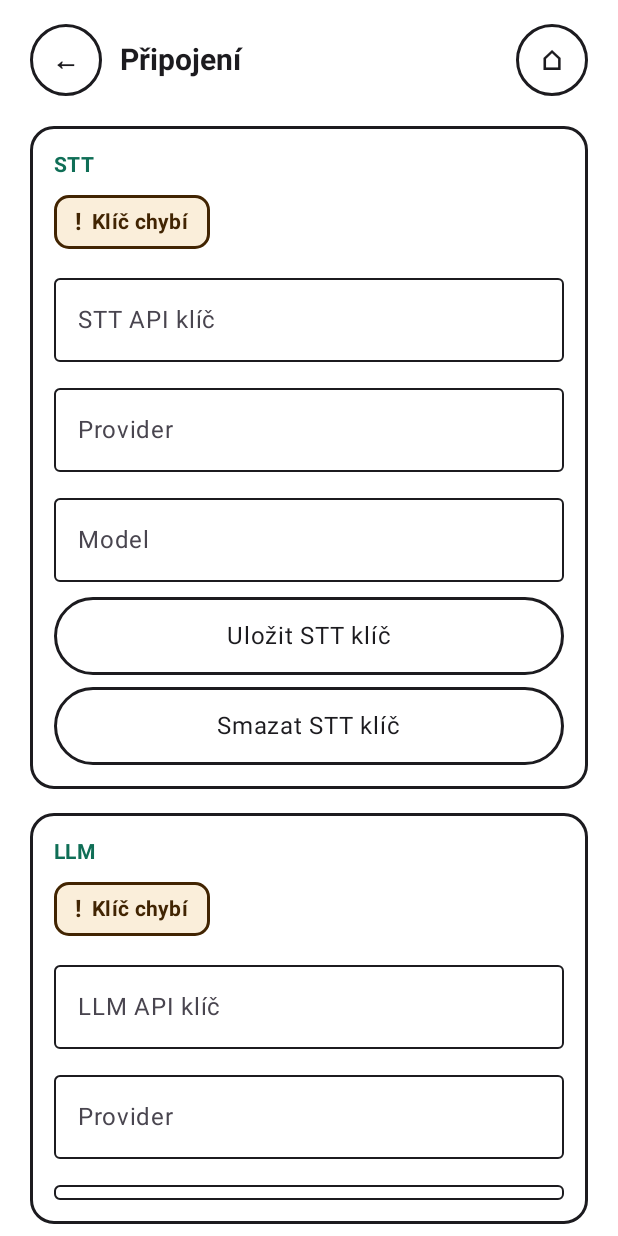
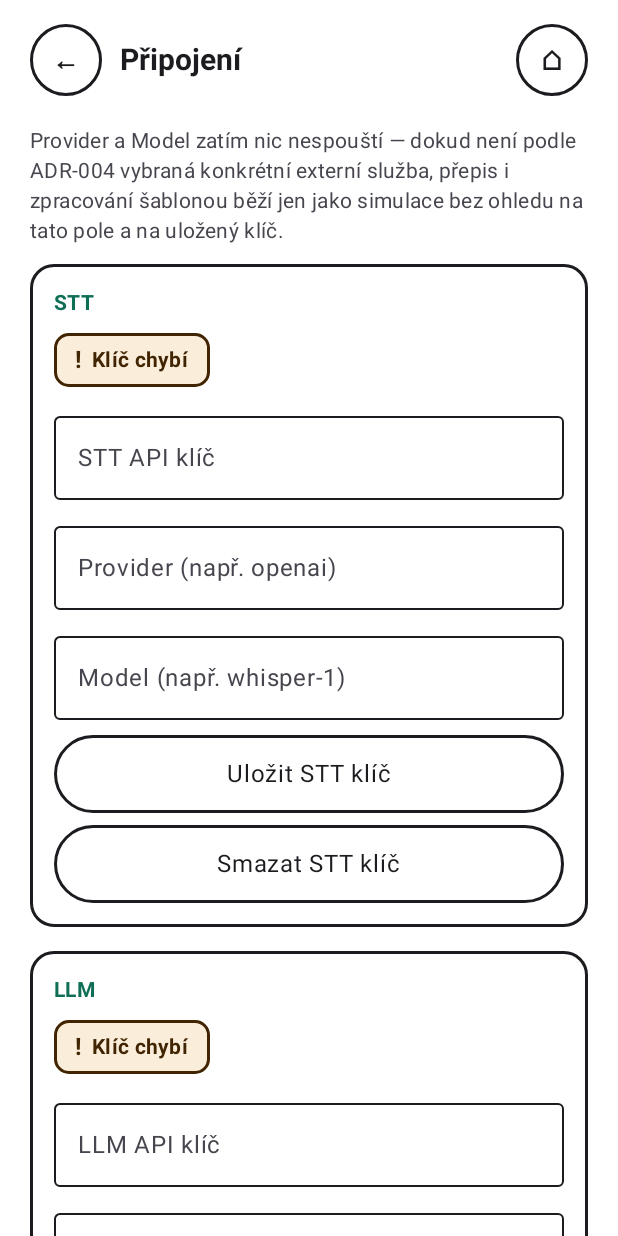
Before and after one commit to vranoch/Diktafon, an Android app built with Jetpack Compose: the ApiConfigScreen screen opened through its navigation route, on a phone screen of 412 x 824 dp. Run offline under Robolectric (Android 15) with nearby library versions, the phone set to English and light mode, and no system bars; our stand-ins replace Dagger/Hilt's generated code, Room's generated code; 3 statements that could not run were skipped.

Commit message:
fix: address ruční testování APK - navigace, přesun nahrávky, appkona
Nálezy z ručního testu sestaveného debug APK na reálném chování:

- po ukonceni nahravani se jde do slozky s nahravkou, ne na Home
  (DiktafonNavGraph)
- nahravku lze nove presunout do slozky (ikona ⇄ u nahravky ve
  FolderBrowserScreen) - repozitar moveToFolder uz existoval, chybela
  jen UI; FolderBrowserViewModel.confirmMoveHere ted obsluhuje presun
  slozky i nahravky
- ApiConfigScreen je scrollovatelny (chybejici verticalScroll bránil
  dosahnout/ulozit LLM klic), pridan vysvetlujici text k polim
  Provider/Model (zatim nic nespousteji, viz ADR-004)
- MockSpeechToTextProvider vraci jasne oznaceny text simulace mista
  tiseho nazvu souboru, aby nepusobil jako skutecny preklad
- pridana minimalni placeholder appkona (adaptive icon, cistě XML bez
  nove zavislosti) - aplikace dosud nemela zadnou ikonu nastavenou v
  manifestu

Oprava FakeRecordingRepository.saveRecording (test fake) - nenastavoval
id ulozene nahravky, coz by rozbilo novy test presunu podle navraceneho
id.

Overeno v kontejneru: ./gradlew test assembleDebug zeleny.

Co-Authored-By: Claude Sonnet 5 <noreply@anthropic.com>

```diff
--- a/app/src/main/AndroidManifest.xml
+++ b/app/src/main/AndroidManifest.xml
@@ -6,6 +6,8 @@
     <application
         android:name=".DiktafonApp"
         android:allowBackup="false"
+        android:icon="@mipmap/ic_launcher"
+        android:roundIcon="@mipmap/ic_launcher_round"
         android:label="@string/app_name"
         android:theme="@android:style/Theme.Material.Light.NoActionBar">
         <activity
--- a/app/src/main/java/app/diktafon/folders/ui/FolderBrowserUiState.kt
+++ b/app/src/main/java/app/diktafon/folders/ui/FolderBrowserUiState.kt
@@ -3,4 +3,5 @@ package app.diktafon.folders.ui
 data class FolderBrowserUiState(
     val errorMessage: String? = null,
     val folderPendingMove: Long? = null,
+    val recordingPendingMove: Long? = null,
 )
--- a/app/src/main/java/app/diktafon/navigation/DiktafonNavGraph.kt
+++ b/app/src/main/java/app/diktafon/navigation/DiktafonNavGraph.kt
@@ -81,7 +81,11 @@ fun DiktafonNavGraph() {
             LaunchedEffect(folderId) { vm.onFolderSelected(folderId) }
             LaunchedEffect(state.phase, state.savedRecordingId) {
                 if (state.phase == RecordingPhase.STOPPED && state.savedRecordingId != null) {
-                    navController.popBackStack()
+                    // Po ulozeni jde uzivatel rovnou do slozky s novou nahravkou, ne na Home,
+                    // aby na ni mohl hned navazat (prehrat, prepsat, presunout...).
+                    navController.navigate("folders/${state.folderId.toFolderArg()}") {
+                        popUpTo("home") { inclusive = false }
+                    }
                 }
             }
         }
--- a/app/src/main/java/app/diktafon/settings/ui/ApiConfigScreen.kt
+++ b/app/src/main/java/app/diktafon/settings/ui/ApiConfigScreen.kt
@@ -5,6 +5,8 @@ import androidx.compose.foundation.layout.Spacer
 import androidx.compose.foundation.layout.fillMaxWidth
 import androidx.compose.foundation.layout.height
 import androidx.compose.foundation.layout.padding
+import androidx.compose.foundation.rememberScrollState
+import androidx.compose.foundation.verticalScroll
 import androidx.compose.material3.OutlinedTextField
 import androidx.compose.material3.Text
 import androidx.compose.runtime.Composable
@@ -47,8 +49,19 @@ fun ApiConfigScreen(
 
     LaunchedEffect(Unit) { viewModel.load() }
 
-    Column(modifier = Modifier.fillMaxWidth().padding(horizontal = 20.dp, vertical = 8.dp)) {
+    Column(
+        modifier = Modifier
+            .fillMaxWidth()
+            .verticalScroll(rememberScrollState())
+            .padding(horizontal = 20.dp, vertical = 8.dp),
+    ) {
         AppHeader(title = "Připojení", onBack = onBack, onHome = onHome)
+        Spacer(Modifier.height(12.dp))
+        Caption(
+            "Provider a Model zatím nic nespouští — dokud není podle ADR-004 vybraná konkrétní " +
+                "externí služba, přepis i zpracování šablonou běží jen jako simulace bez ohledu na " +
+                "tato pole a na uložený klíč.",
+        )
         Spacer(Modifier.height(12.dp))
 
         SectionCard(title = "STT") {
@@ -61,9 +74,9 @@ fun ApiConfigScreen(
             Spacer(Modifier.height(10.dp))
             OutlinedTextField(value = sttKeyInput, onValueChange = { sttKeyInput = it }, label = { Text("STT API klíč") }, modifier = Modifier.fillMaxWidth())
             Spacer(Modifier.height(8.dp))
-            OutlinedTextField(value = sttProviderInput, onValueChange = { sttProviderInput = it }, label = { Text("Provider") }, modifier = Modifier.fillMaxWidth())
+            OutlinedTextField(value = sttProviderInput, onValueChange = { sttProviderInput = it }, label = { Text("Provider (např. openai)") }, modifier = Modifier.fillMaxWidth())
             Spacer(Modifier.height(8.dp))
-            OutlinedTextField(value = sttModelInput, onValueChange = { sttModelInput = it }, label = { Text("Model") }, modifier = Modifier.fillMaxWidth())
+            OutlinedTextField(value = sttModelInput, onValueChange = { sttModelInput = it }, label = { Text("Model (např. whisper-1)") }, modifier = Modifier.fillMaxWidth())
             Spacer(Modifier.height(10.dp))
             SecondaryActionButton(text = "Uložit STT klíč", onClick = { viewModel.saveSttApiKey(sttKeyInput); sttKeyInput = "" })
             Spacer(Modifier.height(8.dp))
@@ -81,9 +94,9 @@ fun ApiConfigScreen(
             Spacer(Modifier.height(10.dp))
             OutlinedTextField(value = llmKeyInput, onValueChange = { llmKeyInput = it }, label = { Text("LLM API klíč") }, modifier = Modifier.fillMaxWidth())
             Spacer(Modifier.height(8.dp))
-            OutlinedTextField(value = llmProviderInput, onValueChange = { llmProviderInput = it }, label = { Text("Provider") }, modifier = Modifier.fillMaxWidth())
+            OutlinedTextField(value = llmProviderInput, onValueChange = { llmProviderInput = it }, label = { Text("Provider (např. anthropic)") }, modifier = Modifier.fillMaxWidth())
             Spacer(Modifier.height(8.dp))
-            OutlinedTextField(value = llmModelInput, onValueChange = { llmModelInput = it }, label = { Text("Model") }, modifier = Modifier.fillMaxWidth())
+            OutlinedTextField(value = llmModelInput, onValueChange = { llmModelInput = it }, label = { Text("Model (např. claude-sonnet)") }, modifier = Modifier.fillMaxWidth())
             Spacer(Modifier.height(10.dp))
             SecondaryActionButton(text = "Uložit LLM klíč", onClick = { viewModel.saveLlmApiKey(llmKeyInput); llmKeyInput = "" })
             Spacer(Modifier.height(8.dp))
--- a/app/src/main/java/app/diktafon/transcription/data/MockSpeechToTextProvider.kt
+++ b/app/src/main/java/app/diktafon/transcription/data/MockSpeechToTextProvider.kt
@@ -14,7 +14,10 @@ class MockSpeechToTextProvider @Inject constructor() : SpeechToTextProvider {
             return TranscriptionResult.Failure.EmptyResult
         }
         return TranscriptionResult.Success(
-            text = "[Mock přepis souboru ${request.audioFile.name}, jazyk ${request.languageCode}]",
+            text = "⚠ SIMULACE PŘEPISU — žádný STT provider zatím není připojen (viz ADR-004), " +
+                "toto NENÍ skutečný přepis nahrávky.\n" +
+                "Soubor: ${request.audioFile.name}\n" +
+                "Jazyk: ${request.languageCode}",
             providerName = "mock",
             modelName = "mock-v1",
         )
--- /dev/null
+++ b/app/src/main/res/mipmap-anydpi-v26/ic_launcher.xml
@@ -0,0 +1,5 @@
+<?xml version="1.0" encoding="utf-8"?>
+<adaptive-icon xmlns:android="http://schemas.android.com/apk/res/android">
+    <background android:drawable="@drawable/ic_launcher_background" />
+    <foreground android:drawable="@drawable/ic_launcher_foreground" />
+</adaptive-icon>
--- /dev/null
+++ b/app/src/main/res/mipmap-anydpi-v26/ic_launcher_round.xml
@@ -0,0 +1,5 @@
+<?xml version="1.0" encoding="utf-8"?>
+<adaptive-icon xmlns:android="http://schemas.android.com/apk/res/android">
+    <background android:drawable="@drawable/ic_launcher_background" />
+    <foreground android:drawable="@drawable/ic_launcher_foreground" />
+</adaptive-icon>
```
Also changed, not shown: app/src/main/java/app/diktafon/folders/ui/FolderBrowserScreen.kt (+10 -6 lines), app/src/main/java/app/diktafon/folders/ui/FolderBrowserViewModel.kt (+13 -5 lines), app/src/main/res/drawable/ic_launcher_background.xml (added, +10 -0 lines), app/src/main/res/drawable/ic_launcher_foreground.xml (added, +17 -0 lines), 2 other files.
